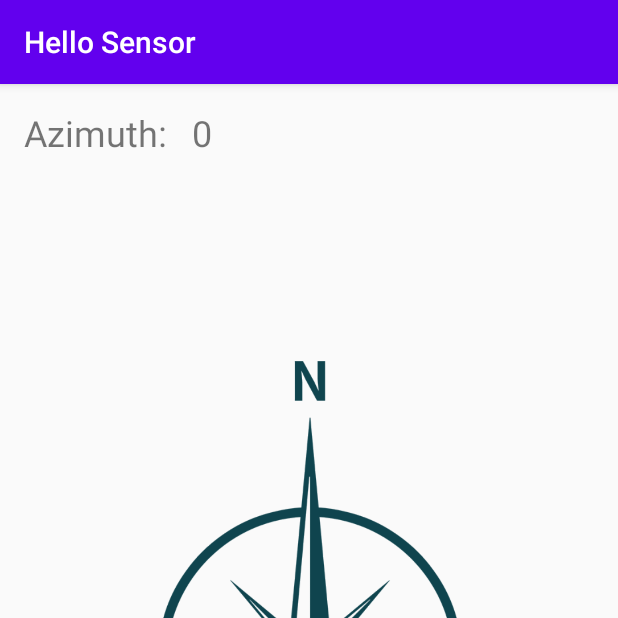
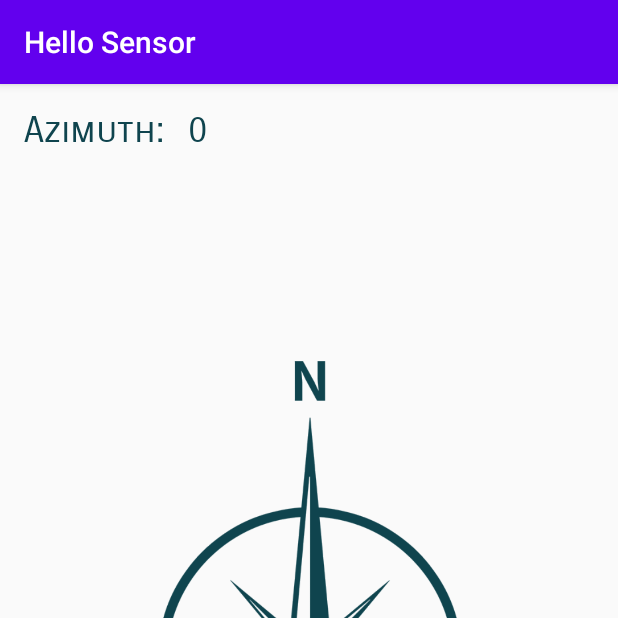
Before and after one commit to fr6744ek-s/HelloSensor, an Android app: the CompassActivity screen opened directly, with no data from a screen before it, on a phone screen of 412 x 824 dp, the top half of it. Run offline under Robolectric (Android 15) with nearby library versions, the phone set to English and light mode, and no system bars.

Commit message:
Change details like color of text etc

```diff
--- a/app/src/main/res/layout/activity_accelerometer.xml
+++ b/app/src/main/res/layout/activity_accelerometer.xml
@@ -12,7 +12,10 @@
         android:layout_height="wrap_content"
         android:layout_marginStart="16dp"
         android:layout_marginTop="16dp"
+        android:fontFamily="sans-serif-smallcaps"
         android:text="Accelerometer values:"
+        android:textAppearance="@style/TextAppearance.AppCompat.Medium"
+        android:textColor="#0F444E"
         android:textSize="24sp"
         app:layout_constraintStart_toStartOf="parent"
         app:layout_constraintTop_toTopOf="parent" />
--- a/app/src/main/res/layout/activity_compass.xml
+++ b/app/src/main/res/layout/activity_compass.xml
@@ -22,7 +22,10 @@
         android:layout_height="wrap_content"
         android:layout_marginStart="16dp"
         android:layout_marginTop="16dp"
+        android:fontFamily="sans-serif-smallcaps"
         android:text="Azimuth:"
+        android:textAppearance="@style/TextAppearance.AppCompat.Medium"
+        android:textColor="#0F444E"
         android:textSize="24sp"
         app:layout_constraintStart_toStartOf="parent"
         app:layout_constraintTop_toTopOf="parent" />
@@ -33,7 +36,10 @@
         android:layout_height="wrap_content"
         android:layout_marginStart="16dp"
         android:layout_marginTop="16dp"
+        android:fontFamily="sans-serif-smallcaps"
         android:text="0"
+        android:textAppearance="@style/TextAppearance.AppCompat.Medium"
+        android:textColor="#0F444E"
         android:textSize="24sp"
         app:layout_constraintStart_toEndOf="@+id/heading"
         app:layout_constraintTop_toTopOf="parent" />
--- a/app/src/main/res/layout/activity_main.xml
+++ b/app/src/main/res/layout/activity_main.xml
@@ -37,6 +37,7 @@
         android:fontFamily="sans-serif-smallcaps"
         android:text="Choose a sensor:"
         android:textAppearance="@style/TextAppearance.AppCompat.Medium"
+        android:textColor="#0F444E"
         android:textSize="30sp"
         app:layout_constraintStart_toStartOf="parent"
         app:layout_constraintTop_toTopOf="parent" />
```
Also changed, not shown: 1 other file.
